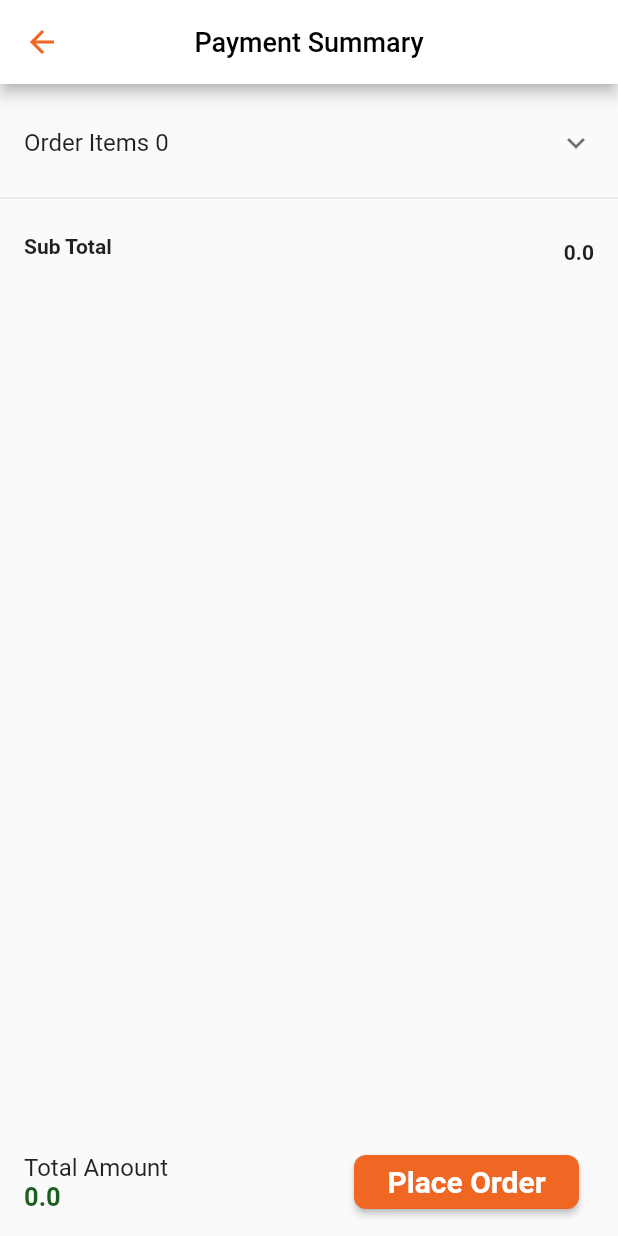
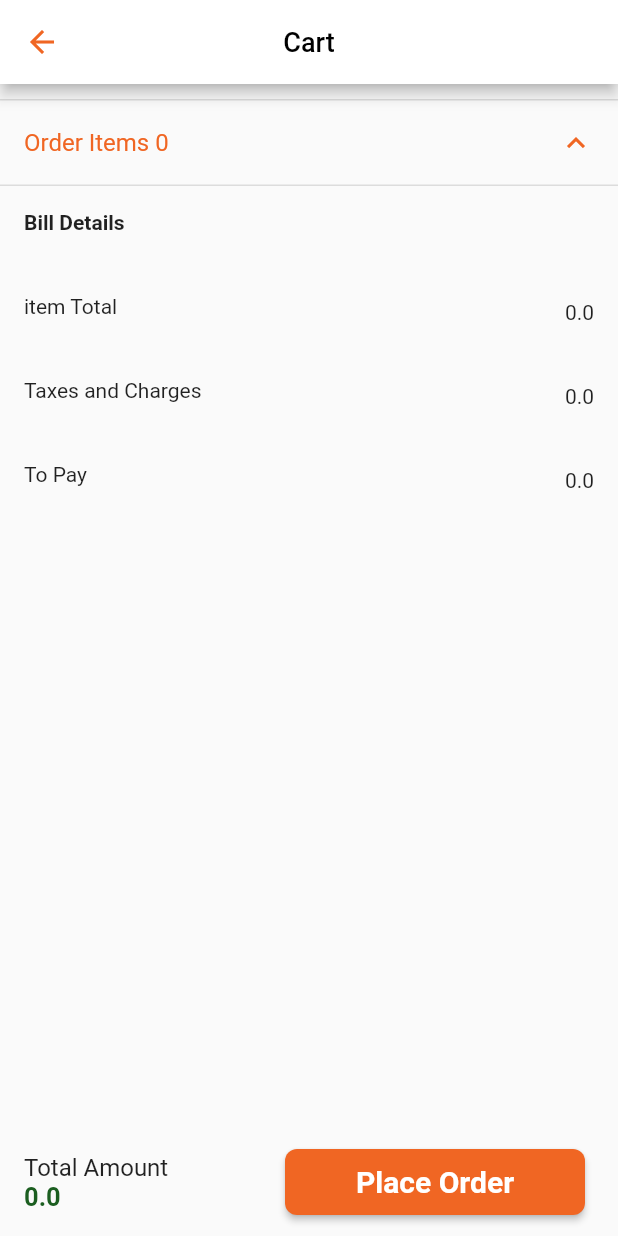
Before and after one commit to HarshalRamRV/foodybuddy, a Flutter app: the PaymentSummary screen opened directly, on a phone screen of 412 x 824 dp. Run offline on Flutter 3.47's test engine with Material 2 defaults, Android fonts, the phone set to English and light mode, and no system bars; our stand-ins replace cloud_firestore, eva_icons_flutter, firebase_auth, firebase_core, font_awesome_flutter, get and 3 more; missing offline and left inert: eventify, razorpay_flutter; accounts and stored records are empty; network calls fail; statements that could not run were skipped.

Commit message:
Count UI fixs and Billing details

```diff
--- a/lib/Helpers/Middle.dart
+++ b/lib/Helpers/Middle.dart
@@ -155,7 +155,6 @@ Widget getcatpage(BuildContext context, String collection, String category) {
     return Padding(
       padding: const EdgeInsets.all(8.0),
       child: Container(
-        height:  MediaQuery.of(context).size.height,
         child: FutureBuilder(
           future: Provider.of<ManageData>(context, listen: false)
               .fetchCatData(collection,category),
--- a/lib/Navigation/tab_navigator.dart
+++ b/lib/Navigation/tab_navigator.dart
@@ -4,6 +4,7 @@ import 'package:foodybuddy/Views/Homepage.dart';
 import 'package:foodybuddy/Views/Notifications.dart';
 import 'package:foodybuddy/Views/ReviewCart.dart';
 import 'package:foodybuddy/Views/Search.dart';
+import 'package:foodybuddy/Views/paymentSummary/paymesntSummary.dart';
 
 class TabNavigatorRoutes {
   static const String root = '/';
@@ -23,7 +24,7 @@ class TabNavigator extends StatelessWidget {
     else if (tabItem == "Page2")
       child = Search();
     else if (tabItem == "Page3")
-      child = ReviewCart();
+      child = PaymentSummary();
     else if (tabItem == "Page4")
       child = Notifications();
     else if (tabItem == "Page5")
--- a/lib/Views/Catogories.dart
+++ b/lib/Views/Catogories.dart
@@ -18,6 +18,7 @@ class CatogoriesState extends State<Catogories> {
     return Scaffold(
       backgroundColor: Color(0xfcfcfcfc),
       appBar: AppBar(
+                foregroundColor: Color(0xFFF06623),
         centerTitle: true,
         backgroundColor: Colors.white,
         title: Text(
--- a/lib/Views/paymentSummary/paymesntSummary.dart
+++ b/lib/Views/paymentSummary/paymesntSummary.dart
@@ -24,6 +24,8 @@ class PaymentSummary extends StatefulWidget {
 
 class _PaymentSummaryState extends State<PaymentSummary> {
   Razorpay razorpay = Razorpay();
+  var fee;
+  var totalPrice;
   var orderTotal;
   bool pay = false;
   final prevOrderNo =
@@ -47,23 +49,26 @@ class _PaymentSummaryState extends State<PaymentSummary> {
   }
 
   void handlePaymentSucess(PaymentSuccessResponse response) async {
-
     var orderNo = Provider.of<PaymentHelper>(context, listen: false).getOrderNo;
     print("Payment Success");
-    setOrderDetails(orderNo);
+    setOrderDetails(orderNo,fee,totalPrice);
     placeOrder(orderNo);
     deleteReviewCartData();
-                    Navigator.of(context).push(MaterialPageRoute(
-                  builder: (context) => OrderStatus( orderNo: orderNo,),
-                ));
+    Navigator.of(context).push(MaterialPageRoute(
+      builder: (context) => OrderStatus(
+        orderNo: orderNo,
+      ),
+    ));
   }
 
-  setOrderDetails(orderNo) async {
+  setOrderDetails(orderNo,fee,totalNoFee) async {
     await FirebaseFirestore.instance
         .collection("Orders")
         .doc(orderNo.toString())
         .set({
-      "orderStatus":"Getting Ready",
+      "orderStatus": "Getting Ready",
+      "fee":fee.toString(),
+      "totalNoFee":totalNoFee.toString(),
       "orderNo": orderNo.toString(),
       "phone": userPhoneNo,
       "total": orderTotal,
@@ -100,10 +105,10 @@ class _PaymentSummaryState extends State<PaymentSummary> {
         .collection("ReviewCart")
         .doc(FirebaseAuth.instance.currentUser!.uid)
         .collection("YourReviewCart")
-        .snapshots()
-        .forEach((element) {
-      for (QueryDocumentSnapshot snapshot in element.docs) {
-        snapshot.reference.delete();
+        .get()
+        .then((snapshot) {
+      for (DocumentSnapshot documentSnapshot in snapshot.docs) {
+        documentSnapshot.reference.delete();
       }
     });
   }
@@ -135,9 +140,8 @@ class _PaymentSummaryState extends State<PaymentSummary> {
     ReviewCartProvider reviewCartProvider = Provider.of(context);
     reviewCartProvider.getReviewCartData();
     double totalPrice = reviewCartProvider.getTotalPrice();
-    double totalPlusFee = (totalPrice +
-        ((totalPrice / 100 * 2) / 100 * 18) +
-        (totalPrice / 100 * 2));
+    double fee = ((totalPrice / 100 * 2) / 100 * 18) + (totalPrice / 100 * 2);
+    double totalPlusFee = (totalPrice + fee);
     orderTotal = totalPlusFee.roundToDouble();
     return Scaffold(
       appBar: AppBar(
@@ -145,7 +149,7 @@ class _PaymentSummaryState extends State<PaymentSummary> {
         centerTitle: true,
         backgroundColor: Colors.white,
         title: Text(
-          "Payment Summary",
+          "Cart",
           style: TextStyle(fontSize: 18, color: Colors.black),
         ),
       ),
@@ -164,8 +168,8 @@ class _PaymentSummaryState extends State<PaymentSummary> {
               onPressed: () async {
                 openCheckout(totalPlusFee.roundToDouble()).whenComplete(() {});
               },
-              maxwidth: 200,
-              minwidth: 150)),
+              maxwidth: 250,
+              minwidth: 200)),
       body: Padding(
         padding: const EdgeInsets.only(top: 10),
         child: ListView.builder(
@@ -174,6 +178,9 @@ class _PaymentSummaryState extends State<PaymentSummary> {
             return Column(
               children: [
                 ExpansionTile(
+                  initiallyExpanded: true,
+                  textColor: Color(0xFFF06623),
+                  iconColor: Color(0xFFF06623),
                   children: reviewCartProvider.getReviewCartDataList.map((e) {
                     return OrderItem(
                       e: e,
@@ -182,19 +189,57 @@ class _PaymentSummaryState extends State<PaymentSummary> {
                   title: Text(
                       "Order Items ${reviewCartProvider.getReviewCartDataList.length}"),
                 ),
-                Divider(),
                 ListTile(
                   minVerticalPadding: 5,
                   leading: Text(
-                    "Sub Total",
+                    "Bill Details",
                     style: TextStyle(
                       fontWeight: FontWeight.bold,
+                    ),
+                  ),
+                ),
+                ListTile(
+                  minVerticalPadding: 5,
+                  leading: Text(
+                    "item Total",
+                    style: TextStyle(
+                      fontWeight: FontWeight.normal,
                     ),
                   ),
                   trailing: Text(
                     totalPrice.toString(),
                     style: TextStyle(
-                      fontWeight: FontWeight.bold,
+                      fontWeight: FontWeight.normal,
+                    ),
+                  ),
+                ),
+                ListTile(
+                  minVerticalPadding: 5,
+                  leading: Text(
+                    "Taxes and Charges",
+                    style: TextStyle(
+                      fontWeight: FontWeight.normal,
+                    ),
+                  ),
+                  trailing: Text(
+                    fee.toString(),
+                    style: TextStyle(
+                      fontWeight: FontWeight.normal,
+                    ),
+                  ),
+                ),
+                ListTile(
+                  minVerticalPadding: 5,
+                  leading: Text(
+                    "To Pay",
+                    style: TextStyle(
+                      fontWeight: FontWeight.normal,
+                    ),
+                  ),
+                  trailing: Text(
+                    orderTotal.toString(),
+                    style: TextStyle(
+                      fontWeight: FontWeight.normal,
                     ),
                   ),
                 ),
--- a/lib/Views/paymentSummary/rzorpay_flutter.dart
+++ b/lib/Views/paymentSummary/rzorpay_flutter.dart
@@ -46,7 +46,7 @@ class Razorpay {
     }
 
     var response = await _channel.invokeMethod('open', options);
-    print("print the response of payment successfull-----------\n ${response}");
+    print("print the response of payment successfull-----------\n $response");
     _handleResult(response);
   }
 
--- a/lib/widgets/rounded_button.dart
+++ b/lib/widgets/rounded_button.dart
@@ -9,9 +9,10 @@ class RoundedButton extends StatelessWidget {
   @override
   Widget build(BuildContext context) {
     return Padding(
-      padding: EdgeInsets.all(10),
+      padding: EdgeInsets.all(6),
       child: ElevatedButton(
         style: ButtonStyle(
+          // padding:MaterialStateProperty.all(EdgeInsets.zero),
             minimumSize: MaterialStateProperty.all(Size(minwidth , 50)),
             maximumSize: MaterialStateProperty.all(Size(maxwidth, 50)),
             shape: MaterialStateProperty.all<RoundedRectangleBorder>(
```
Also changed, not shown: lib/Providers/CountProvider.dart (added, +44 -0 lines), lib/Providers/Orders.dart (deleted, +0 -59 lines), lib/Providers/orderProvider.dart (+35 -2 lines), lib/Views/OrderStatus.dart (+4 -7 lines), lib/Views/paymentSummary/orderItem.dart (+13 -6 lines), lib/main.dart (+27 -6 lines), lib/widgets/ItemWidget.dart (+20 -16 lines), lib/widgets/count.dart (+14 -5 lines).
